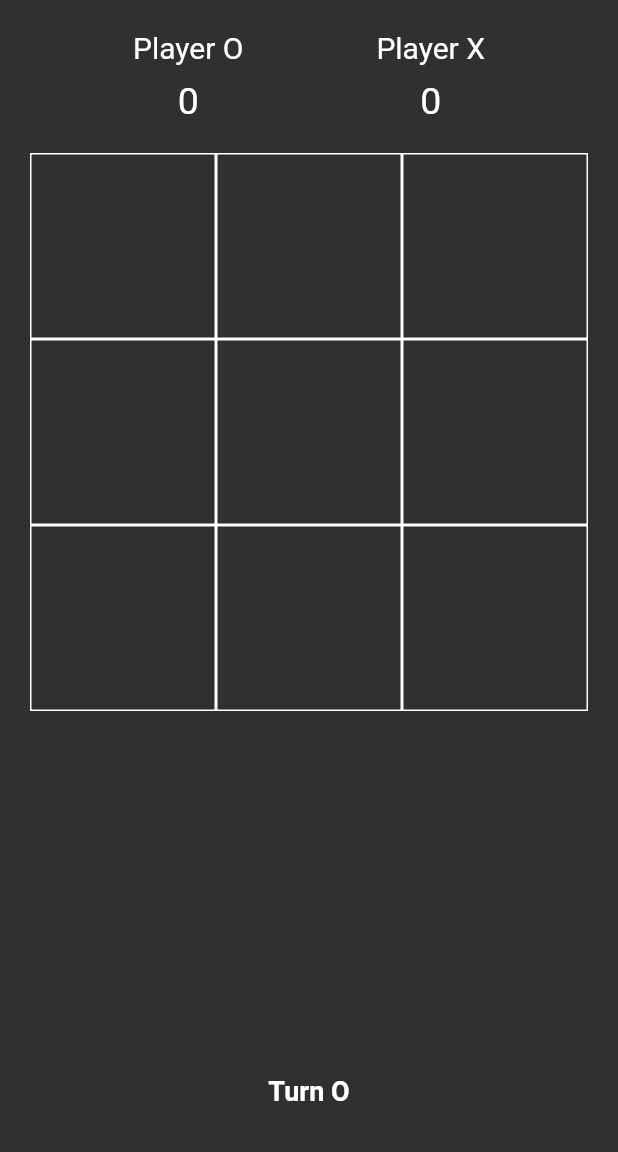
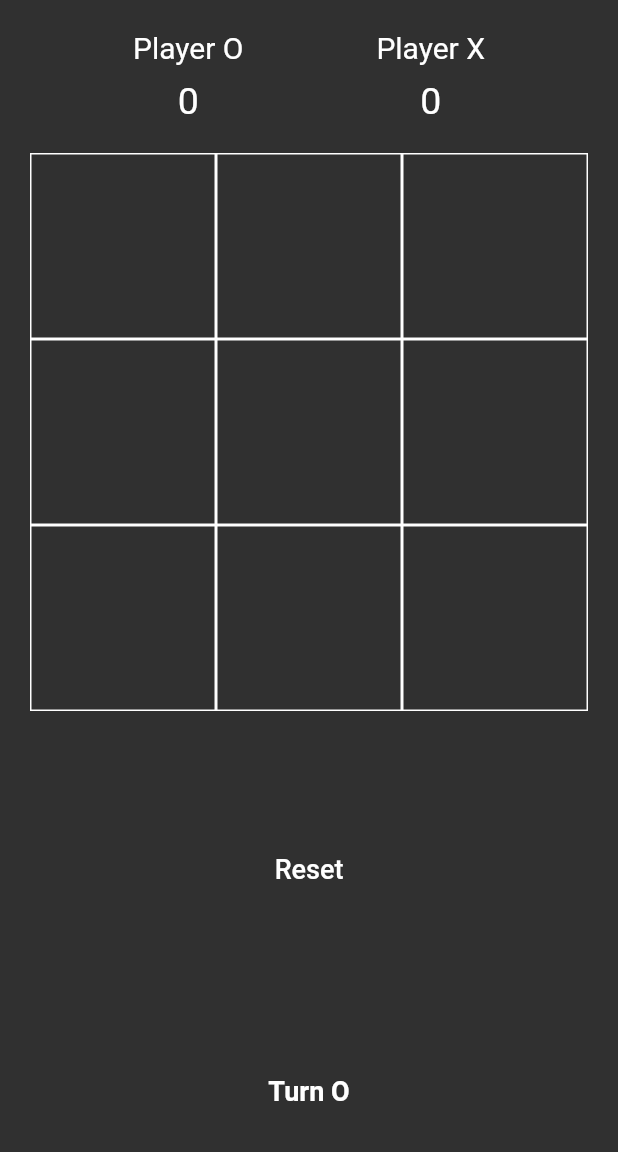
Before and after one commit to Terminatorking/tic_tac_toe, a Flutter app: the screen it shows after launch, on a phone screen of 412 x 824 dp, the part 84-1236 px from its top. Run offline on Flutter 3.47's test engine with Material 2 defaults, Android fonts, the phone set to English and light mode, and no system bars.

Commit message:
build reset button and complete some program logic

```diff
--- a/lib/home_page.dart
+++ b/lib/home_page.dart
@@ -12,9 +12,11 @@ class _HomePageState extends State<HomePage> {
   int winingsOfOPlayer = 0;
   bool isTurnO = true;
   List<String> xOrOList = ["", "", "", "", "", "", "", "", ""];
+
   @override
   Widget build(BuildContext context) {
     Size size = MediaQuery.of(context).size;
+
     return SafeArea(
       child: Scaffold(
         appBar: AppBar(
@@ -81,10 +83,12 @@ class _HomePageState extends State<HomePage> {
                       setState(
                         () {
                           isTurnO = !isTurnO;
-                          if (isTurnO) {
-                            xOrOList[index] = "O";
-                          } else {
-                            xOrOList[index] = "X";
+                          if (xOrOList[index] == "") {
+                            if (isTurnO) {
+                              xOrOList[index] = "O";
+                            } else {
+                              xOrOList[index] = "X";
+                            }
                           }
                         },
                       );
@@ -110,11 +114,32 @@ class _HomePageState extends State<HomePage> {
                 },
               ),
             ),
-            TextButton(onPressed: (){}, child: Text("")),
+            TextButton(
+              onPressed: () {
+                setState(
+                  () {
+                    for (var i = 0; i < xOrOList.length; i++) {
+                      xOrOList[i] = "";
+                    }
+                  },
+                );
+              },
+              child: const Text(
+                "Reset",
+                style: TextStyle(
+                  fontSize: 18,
+                  color: Colors.white,
+                ),
+              ),
+            ),
             const Spacer(),
             Text(
               isTurnO ? "Turn O" : "Turn X",
-              style: const TextStyle(fontSize: 18, fontWeight: FontWeight.bold),
+              style: const TextStyle(
+                fontSize: 18,
+                fontWeight: FontWeight.bold,
+                color: Colors.white,
+              ),
             ),
             const SizedBox(
               height: 30,
```
